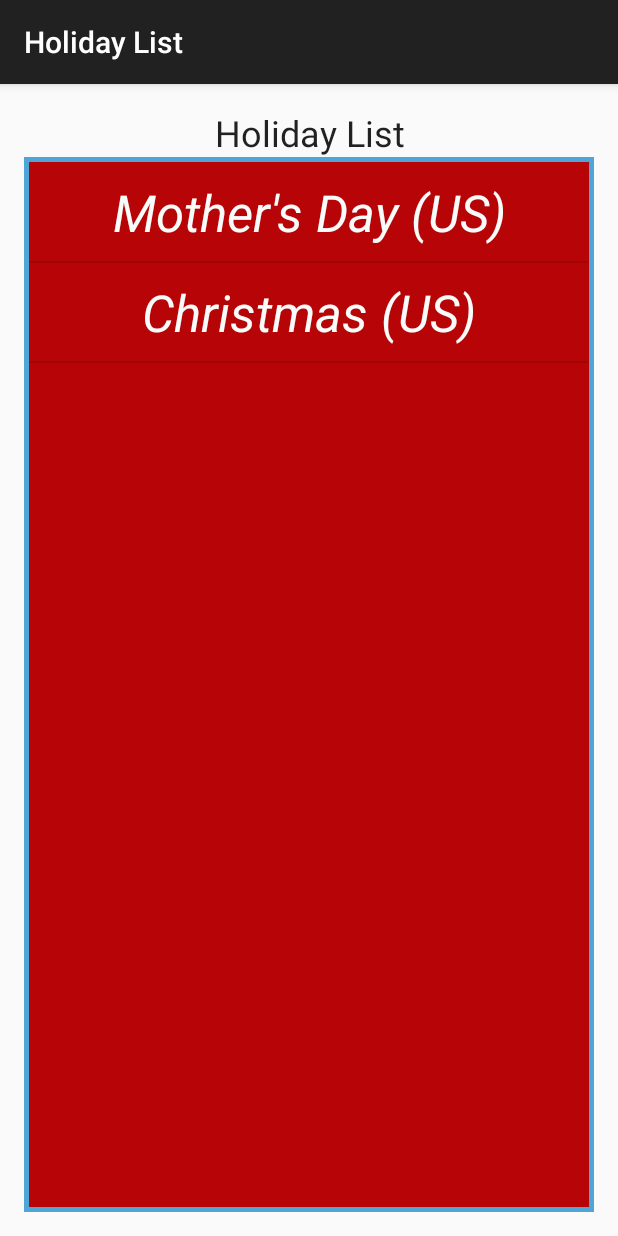
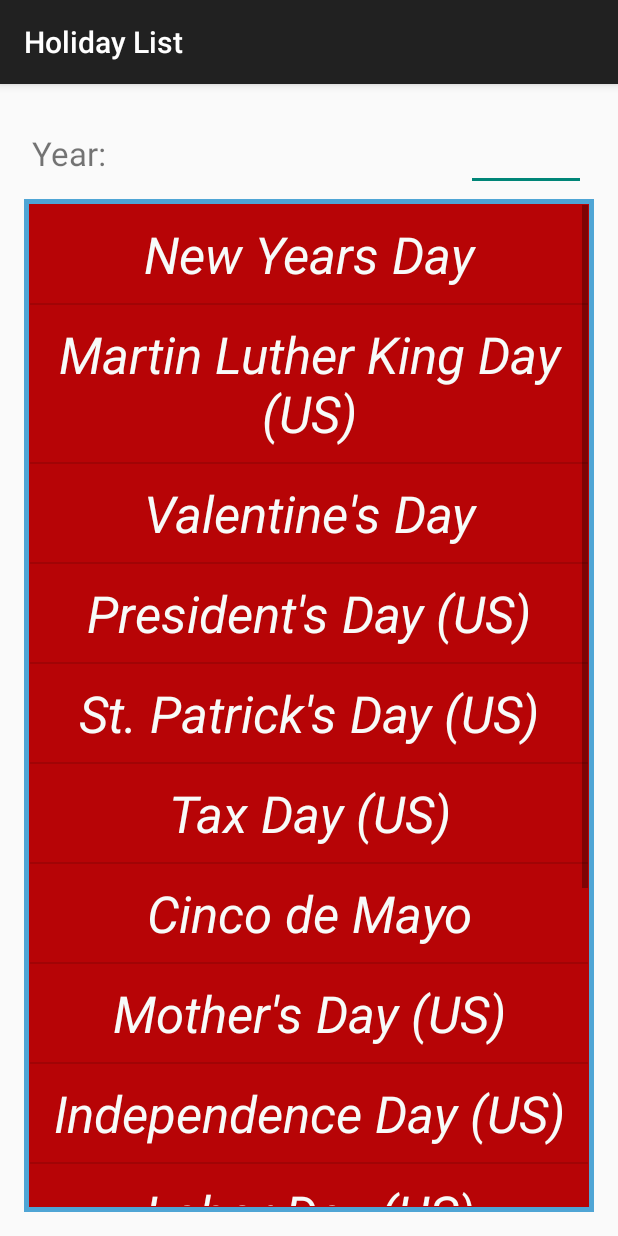
Before and after one commit to msavastano/HowLongTil, an Android app: the HolidayList screen opened directly, with no data from a screen before it, on a phone screen of 412 x 824 dp. Run offline under Robolectric (Android 15) with nearby library versions, the phone set to English and light mode, and no system bars.

Commit message:
holidays and year field

```diff
--- a/app/src/main/java/com/mikesavastano/howlongtil/HolidayCalendar.java
+++ b/app/src/main/java/com/mikesavastano/howlongtil/HolidayCalendar.java
@@ -15,7 +15,22 @@ public class HolidayCalendar {
     public List<List<String>> holidays = new ArrayList<List<String>>();
 
     public HolidayCalendar() {
+        holidays.add(Arrays.asList("99", "99", "1", "0", "New Years Day"));
+        holidays.add(Arrays.asList("3", "2", "0", "99", "Martin Luther King Day (US)"));
+        holidays.add(Arrays.asList("99", "99", "1", "14", "Valentine's Day"));
+        holidays.add(Arrays.asList("3", "2", "1", "99", "President's Day (US)"));
+        holidays.add(Arrays.asList("99", "99", "2", "17", "St. Patrick's Day (US)"));
+        //Good Friday
+        //Easter
+        holidays.add(Arrays.asList("99", "99", "3", "15", "Tax Day (US)"));
+        holidays.add(Arrays.asList("99", "99", "4", "5", "Cinco de Mayo"));
         holidays.add(Arrays.asList("2", "1", "4", "99", "Mother's Day (US)"));
+        //last monday holidays.add(Arrays.asList("2", "1", "4", "99", "Memorial Day (US)"));
+        holidays.add(Arrays.asList("99", "99", "6", "4", "Independence Day (US)"));
+        holidays.add(Arrays.asList("1", "2", "8", "99", "Labor Day (US)"));
+        holidays.add(Arrays.asList("99", "99", "9", "31", "Halloween (US)"));
+        holidays.add(Arrays.asList("99", "99", "10", "11", "Veterans Day (US)"));
+        holidays.add(Arrays.asList("4", "5", "10", "99", "Thanksgiving Day (US)"));
         holidays.add(Arrays.asList("99", "99", "11", "25", "Christmas (US)"));
     }
 
--- a/app/src/main/res/layout/activity_holiday_list.xml
+++ b/app/src/main/res/layout/activity_holiday_list.xml
@@ -9,19 +9,45 @@
     tools:context="com.mikesavastano.howlongtil.HolidayList">
 
 
-    <TextView
+    <LinearLayout
+
         android:layout_width="match_parent"
         android:layout_height="wrap_content"
-        android:textAppearance="@style/TextAppearance.AppCompat.Headline"
-        android:text="@string/title_activity_holiday_list"
-        android:id="@+id/textHolidaysTitle"
-        android:gravity="center_vertical|center_horizontal" />
+        android:orientation="horizontal"
+        android:id="@+id/year_lin_layout"
+        android:layout_margin="5dp">
+
+        <TextView
+            android:layout_width="wrap_content"
+            android:layout_height="wrap_content"
+            android:text="@string/year_text"
+            android:id="@+id/yearTextView"
+            android:textSize="@dimen/abc_text_size_large_material"
+            android:layout_weight="1" />
+
+        <EditText
+            android:layout_width="80dip"
+            android:layout_height="wrap_content"
+            android:id="@+id/yearEditText"
+            android:textAppearance="?android:attr/textAppearanceLarge"
+            android:textColor="#ff080607"
+            android:inputType="number|none"
+            android:maxLength="4"
+            android:digits="0123456789"
+            android:gravity="center" />
+
+        <!--android:onClick="saveEvent" -->
+
+
+    </LinearLayout>
+
+
 
     <ListView
         android:layout_width="wrap_content"
         android:layout_height="match_parent"
         android:id="@+id/listHolidayEvents"
-        android:layout_below="@+id/textHolidaysTitle"
         android:padding="4dp"
-        android:background="@drawable/textlines" />
+        android:background="@drawable/textlines"
+        android:layout_below="@+id/year_lin_layout" />
 </RelativeLayout>
--- a/app/src/main/res/values/strings.xml
+++ b/app/src/main/res/values/strings.xml
@@ -20,5 +20,7 @@
     <string name="fill_name_text">Please fill in a name</string>
     <string name="saved_text">Saved</string>
     <string name="title_activity_holiday_list">Holiday List</string>
+    <string name="year_text">Year:</string>
+    <string name="empty_string">Please enter a year</string>
 
 </resources>
```
Also changed, not shown: app/src/main/java/com/mikesavastano/howlongtil/HolidayList.java (+32 -6 lines).
